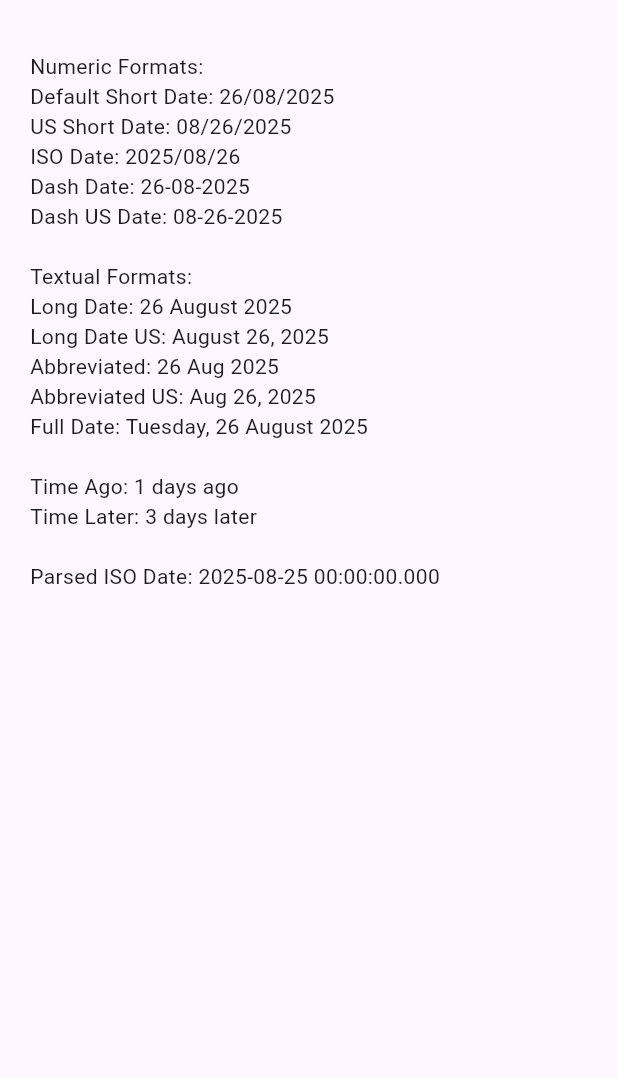
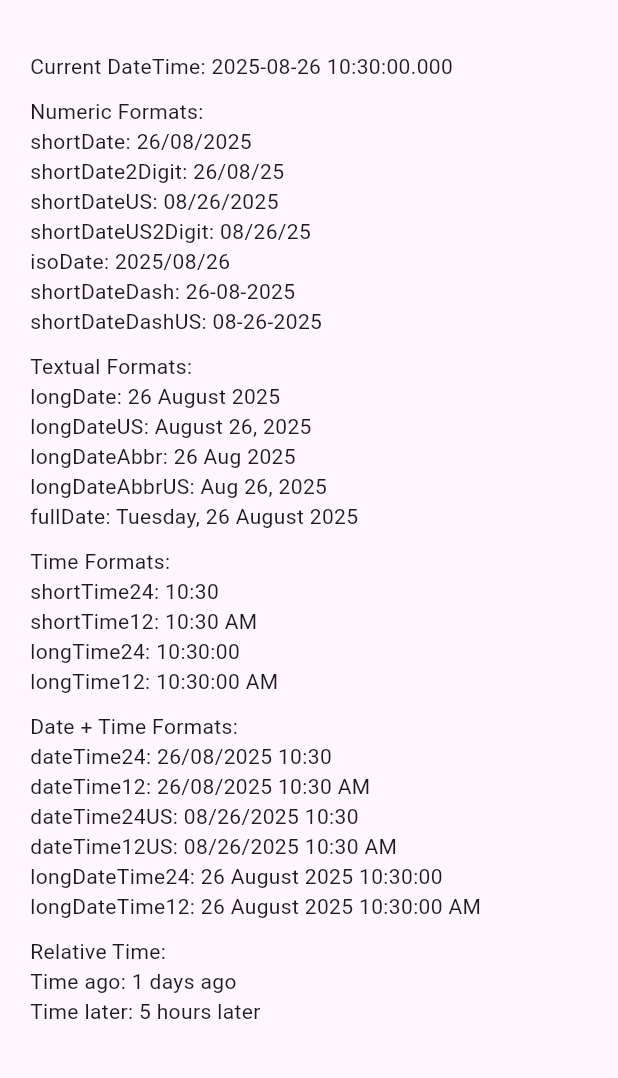
Before and after one commit to shakilhossain38/date-manager, a Flutter app: the screen it shows after launch, on a phone screen of 412 x 824 dp, the part 63-1141 px from its top. Run offline on Flutter 3.47's test engine with Material 3 defaults, Android fonts, the phone set to English and light mode, and no system bars.

Commit message:
Change example code

```diff
--- a/example/lib/main.dart
+++ b/example/lib/main.dart
@@ -10,6 +10,8 @@ class MyApp extends StatelessWidget {
 
   @override
   Widget build(BuildContext context) {
+    DateTime now = DateTime.now();
+
     return MaterialApp(
       home: Scaffold(
         appBar: AppBar(title: const Text("DateFormatter Example")),
@@ -19,51 +21,99 @@ class MyApp extends StatelessWidget {
             child: Column(
               crossAxisAlignment: CrossAxisAlignment.start,
               children: [
+                Text('Current DateTime: $now'),
+                const SizedBox(height: 10),
+
+                // Numeric Formats
                 Text('Numeric Formats:'),
                 Text(
-                  'Default Short Date: ${DateManager.format(DateTime.now(), DateManager.shortDate)}',
+                  'shortDate: ${DateManager.format(now, DateManager.shortDate)}',
                 ),
                 Text(
-                  'US Short Date: ${DateManager.format(DateTime.now(), DateManager.shortDateUS)}',
+                  'shortDate2Digit: ${DateManager.format(now, DateManager.shortDate2Digit)}',
                 ),
                 Text(
-                  'ISO Date: ${DateManager.format(DateTime.now(), DateManager.isoDate)}',
+                  'shortDateUS: ${DateManager.format(now, DateManager.shortDateUS)}',
                 ),
                 Text(
-                  'Dash Date: ${DateManager.format(DateTime.now(), DateManager.shortDateDash)}',
+                  'shortDateUS2Digit: ${DateManager.format(now, DateManager.shortDateUS2Digit)}',
                 ),
                 Text(
-                  'Dash US Date: ${DateManager.format(DateTime.now(), DateManager.shortDateDashUS)}',
+                  'isoDate: ${DateManager.format(now, DateManager.isoDate)}',
                 ),
-                const SizedBox(height: 20),
+                Text(
+                  'shortDateDash: ${DateManager.format(now, DateManager.shortDateDash)}',
+                ),
+                Text(
+                  'shortDateDashUS: ${DateManager.format(now, DateManager.shortDateDashUS)}',
+                ),
+                const SizedBox(height: 10),
 
+                // Textual Formats
                 Text('Textual Formats:'),
                 Text(
-                  'Long Date: ${DateManager.format(DateTime.now(), DateManager.longDate)}',
+                  'longDate: ${DateManager.format(now, DateManager.longDate)}',
                 ),
                 Text(
-                  'Long Date US: ${DateManager.format(DateTime.now(), DateManager.longDateUS)}',
+                  'longDateUS: ${DateManager.format(now, DateManager.longDateUS)}',
                 ),
                 Text(
-                  'Abbreviated: ${DateManager.format(DateTime.now(), DateManager.longDateAbbr)}',
+                  'longDateAbbr: ${DateManager.format(now, DateManager.longDateAbbr)}',
                 ),
                 Text(
-                  'Abbreviated US: ${DateManager.format(DateTime.now(), DateManager.longDateAbbrUS)}',
+                  'longDateAbbrUS: ${DateManager.format(now, DateManager.longDateAbbrUS)}',
                 ),
                 Text(
-                  'Full Date: ${DateManager.format(DateTime.now(), DateManager.fullDate)}',
+                  'fullDate: ${DateManager.format(now, DateManager.fullDate)}',
                 ),
-                const SizedBox(height: 20),
+                const SizedBox(height: 10),
 
+                // Time Formats
+                Text('Time Formats:'),
                 Text(
-                  'Time Ago: ${DateManager.timeAgo(DateTime.now().subtract(const Duration(days: 1)))}',
+                  'shortTime24: ${DateManager.format(now, DateManager.shortTime24)}',
                 ),
                 Text(
-                  'Time Later: ${DateManager.timeLater(DateTime.now().add(const Duration(days: 3)))}',
+                  'shortTime12: ${DateManager.format(now, DateManager.shortTime12)}',
                 ),
-                const SizedBox(height: 20),
+                Text(
+                  'longTime24: ${DateManager.format(now, DateManager.longTime24)}',
+                ),
+                Text(
+                  'longTime12: ${DateManager.format(now, DateManager.longTime12)}',
+                ),
+                const SizedBox(height: 10),
 
-                Text('Parsed ISO Date: ${DateParser.parse("2025/08/25")}'),
+                // Date + Time
+                Text('Date + Time Formats:'),
+                Text(
+                  'dateTime24: ${DateManager.format(now, DateManager.dateTime24)}',
+                ),
+                Text(
+                  'dateTime12: ${DateManager.format(now, DateManager.dateTime12)}',
+                ),
+                Text(
+                  'dateTime24US: ${DateManager.format(now, DateManager.dateTime24US)}',
+                ),
+                Text(
+                  'dateTime12US: ${DateManager.format(now, DateManager.dateTime12US)}',
+                ),
+                Text(
+                  'longDateTime24: ${DateManager.format(now, DateManager.longDateTime24)}',
+                ),
+                Text(
+                  'longDateTime12: ${DateManager.format(now, DateManager.longDateTime12)}',
+                ),
+                const SizedBox(height: 10),
+
+                // Relative Time
+                Text('Relative Time:'),
+                Text(
+                  'Time ago: ${DateManager.timeAgo(now.subtract(const Duration(days: 1)))}',
+                ),
+                Text(
+                  'Time later: ${DateManager.timeLater(now.add(const Duration(hours: 5)))}',
+                ),
               ],
             ),
           ),
--- a/example/pubspec.yaml
+++ b/example/pubspec.yaml
@@ -18,7 +18,7 @@ publish_to: 'none' # Remove this line if you wish to publish to pub.dev
 # of the product and file versions while build-number is used as the build suffix.
 version: 1.0.0+1
 
-environment: :
+environment:
   sdk: ^3.9.0
 
 # Dependencies specify other packages that your package needs in order to work.
--- a/lib/date_manager.dart
+++ b/lib/date_manager.dart
@@ -1,4 +1,4 @@
-library;
+library date_manager;
 
 export 'src/formatter.dart';
 export 'src/parser.dart';
```
Also changed, not shown: example/pubspec.lock.
